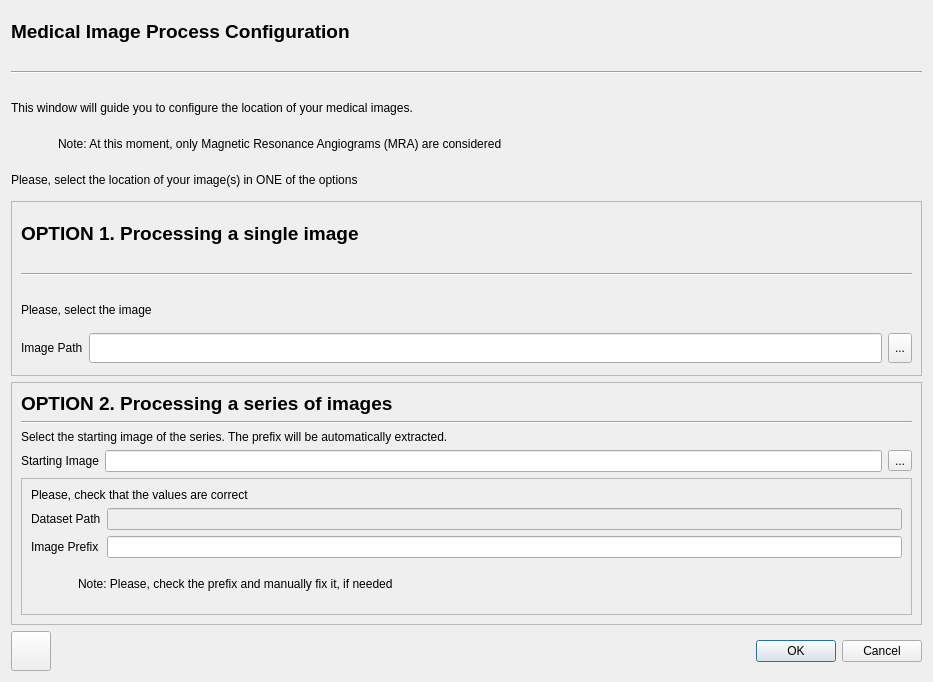
Before: the Qt Designer form FEniCSBloodSim/GUI_Module/Forms/Imaging/medicalimagingdialog.ui in carmenalonsomontes/FEniCS-Medical-Simulation, drawn with Qt 5.
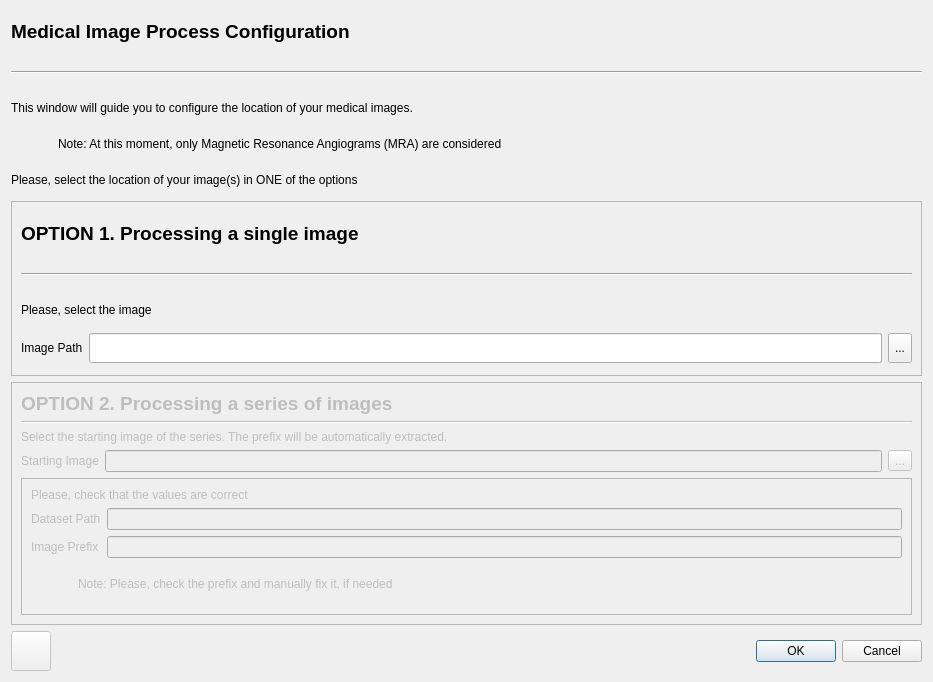
After: the same form once the commit is applied. Icons and pictures are not drawn.

What changed in the file:
```diff
--- a/FEniCSBloodSim/GUI_Module/Forms/Imaging/medicalimagingdialog.ui
+++ b/FEniCSBloodSim/GUI_Module/Forms/Imaging/medicalimagingdialog.ui
@@ -232,7 +232,10 @@
     </widget>
    </item>
    <item>
-    <widget class="QFrame" name="frame_3">
+    <widget class="QFrame" name="Option2Frame">
+     <property name="enabled">
+      <bool>false</bool>
+     </property>
      <property name="frameShape">
       <enum>QFrame::StyledPanel</enum>
      </property>
@@ -470,7 +473,10 @@
    <item>
     <layout class="QGridLayout" name="gridLayout_6">
      <item row="0" column="0">
-      <widget class="QPushButton" name="pushButton">
+      <widget class="QPushButton" name="helpButton">
+       <property name="enabled">
+        <bool>false</bool>
+       </property>
        <property name="maximumSize">
         <size>
          <width>40</width>
```
Left out of the diff: 58 changed lines with no effect on the pictures.
